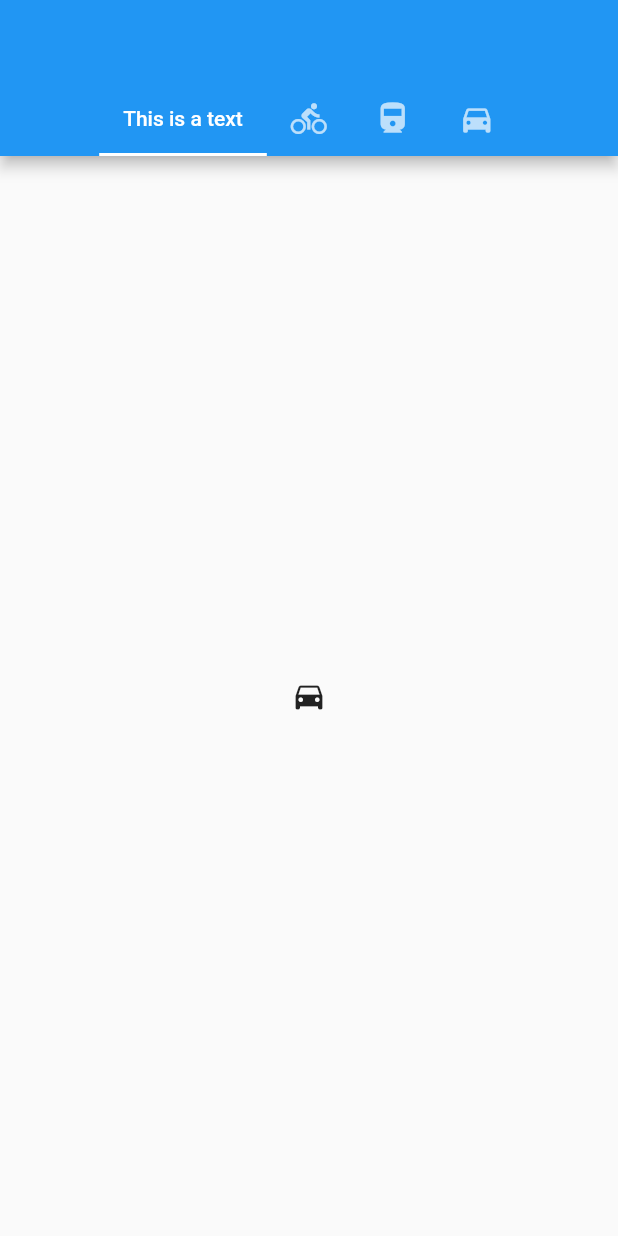
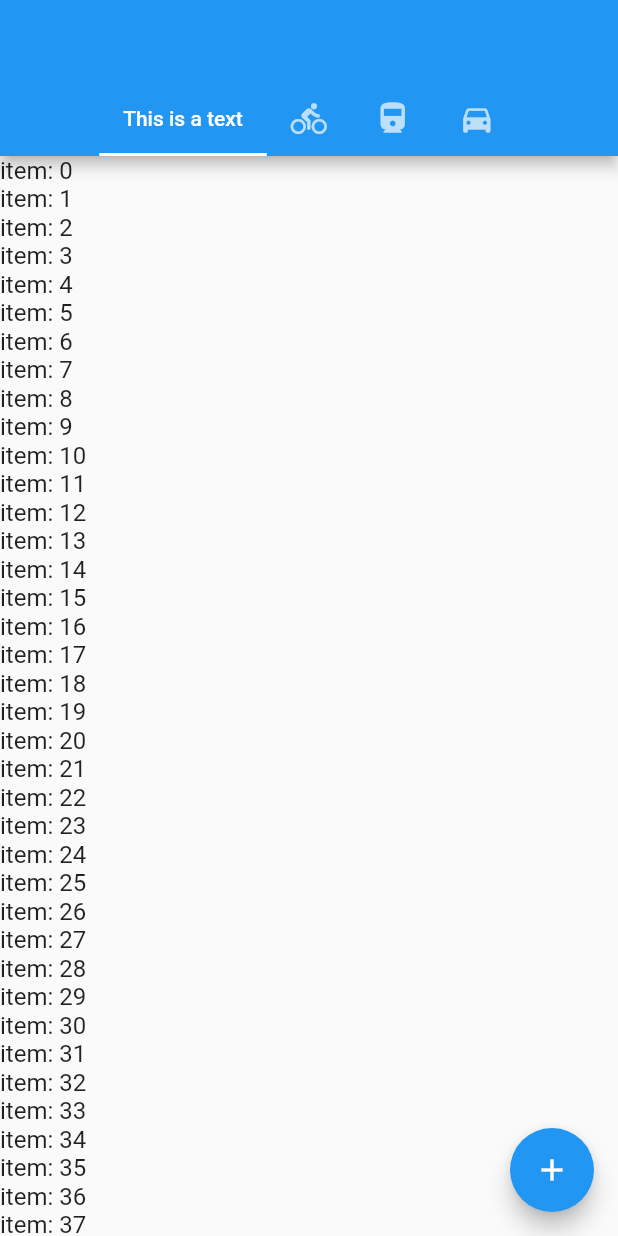
Before and after one commit to RommiPlus/FlutterPracticeRepository, a Flutter app: the screen it shows after launch, on a phone screen of 412 x 824 dp. Run offline on Flutter 3.47's test engine with Material 2 defaults, Android fonts, the phone set to English and light mode, and no system bars; our stand-ins replace charts_flutter, dio, event_bus, flutter_easyrefresh, shared_preferences, sqflite; missing offline and left inert: jpush_flutter; accounts and stored records are empty; generated files the repository leaves out were written again.

Commit message:
提交tab 保存页面状态功能追加

```diff
--- a/scroll_tab_view_demo/lib/main.dart
+++ b/scroll_tab_view_demo/lib/main.dart
@@ -44,6 +44,28 @@ class MyHomePage extends StatefulWidget {
 }
 
 class _MyHomePageState extends State<MyHomePage> {
+  List<Widget> _tabs = List();
+  List<Widget> _content = List();
+  final directionsCar = [
+    Tab(text: 'This is a text'),
+    Tab(icon: Icon(Icons.directions_bike)),
+    Tab(icon: Icon(Icons.directions_railway)),
+    Tab(icon: Icon(Icons.directions_car)),
+  ];
+
+  @override
+  void initState() {
+    super.initState();
+    List<Widget> tempTabs = List();
+    tempTabs.addAll(directionsCar);
+
+    List<Widget> tempContent = List();
+    tempContent.addAll(buildTabView());
+
+    _tabs = tempTabs;
+    _content = tempContent;
+  }
+
   @override
   Widget build(BuildContext context) {
     return DefaultTabController(
@@ -51,33 +73,44 @@ class _MyHomePageState extends State<MyHomePage> {
         child: Scaffold(
           appBar: AppBar(
             bottom: TabBar(
-              tabs: [
-                Tab(text: 'This is a text'),
-                Tab(icon: Icon(Icons.directions_bike)),
-                Tab(icon: Icon(Icons.directions_railway)),
-                Tab(icon: Icon(Icons.directions_car)),
-//                Tab(icon: Icon(Icons.directions_bike)),
-//                Tab(icon: Icon(Icons.directions_railway)),
-//                Tab(icon: Icon(Icons.directions_railway)),
-//                Tab(icon: Icon(Icons.directions_car)),
-//                Tab(icon: Icon(Icons.directions_bike)),
-//                Tab(icon: Icon(Icons.directions_railway)),
-              ],
+              key: PageStorageKey(5),
+              tabs: _tabs,
               isScrollable: true,
             ),
           ),
-          body: TabBarView(children: [
-            Icon(Icons.directions_car),
-            Icon(Icons.directions_bike),
-            Icon(Icons.directions_railway),
-            Icon(Icons.directions_car),
-//            Icon(Icons.directions_bike),
-//            Icon(Icons.directions_railway),
-//            Icon(Icons.directions_railway),
-//            Icon(Icons.directions_car),
-//            Icon(Icons.directions_bike),
-//            Icon(Icons.directions_railway),
-          ]),
+          body: TabBarView(children: _content),
+          floatingActionButton: FloatingActionButton(
+              onPressed: () {
+                List<Widget> tempTabs = List();
+                tempTabs.addAll(directionsCar);
+
+                List<Widget> tempContent = List();
+                tempContent.addAll(buildTabView());
+                setState(() {
+                  _tabs = tempTabs;
+                  _content = tempContent;
+                });
+              },
+              child: Icon(Icons.add)),
         ));
   }
+
+  List<Widget> buildTabView() {
+    final view = [
+      buildListView(1),
+      buildListView(2),
+      buildListView(3),
+      buildListView(4),
+    ];
+    return view;
+  }
+
+  ListView buildListView(int i) {
+    return ListView.builder(
+        key: PageStorageKey(i),
+        itemBuilder: (context, index) {
+          return Text('item: $index', style: TextStyle(fontSize: 16));
+        },
+        itemCount: 100);
+  }
 }
```
